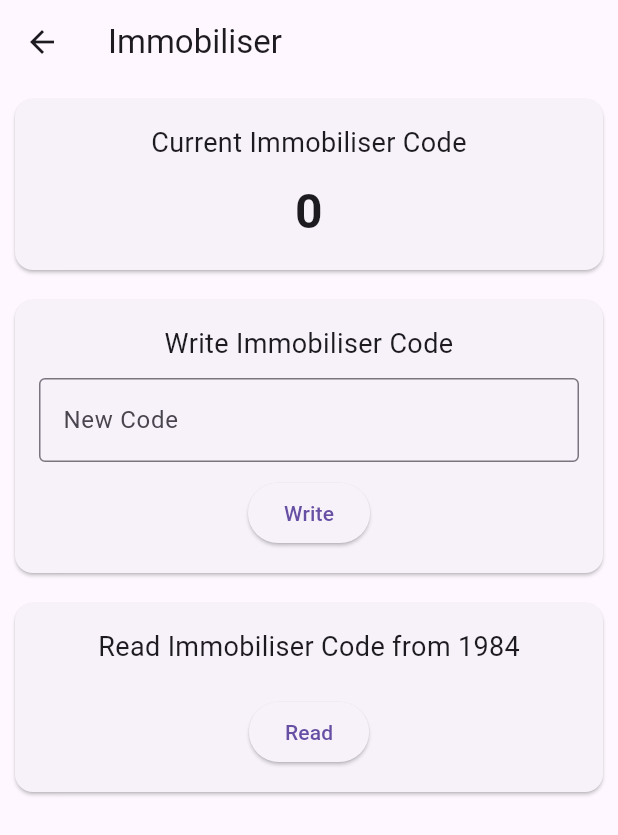
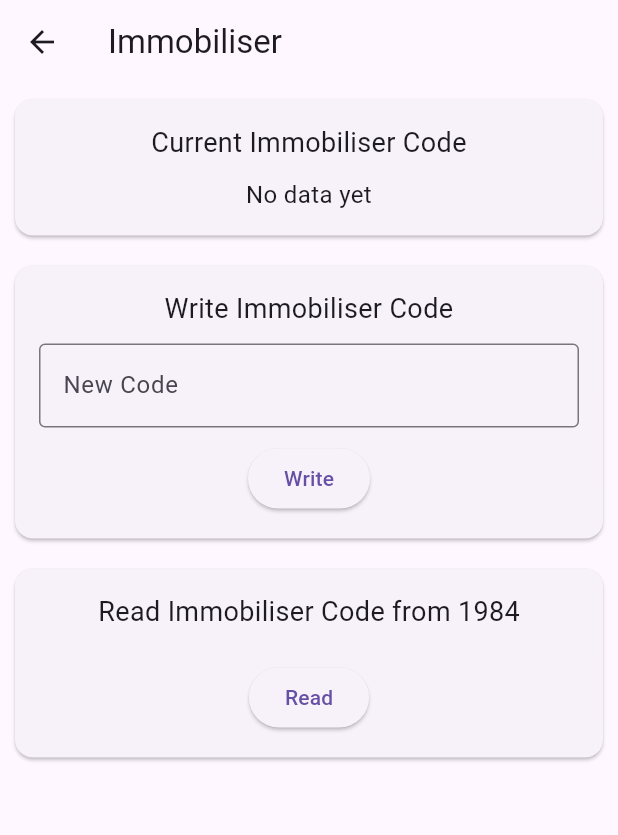
Before and after one commit to ta264/Cobra6422, a Flutter app: the ImmobiliserPage screen opened directly with empty values, on a phone screen of 412 x 824 dp. Shown: the top 835 px of the screen. Run offline on Flutter 3.47's test engine with Material 3 defaults, Android fonts, the light colour scheme and no system bars; our stand-ins replace file_picker, flutter_blue_plus, share_plus.

Commit message:
Don't show 0 immob code

```diff
--- a/jolly_programmer_frontend/lib/immobiliser_page.dart
+++ b/jolly_programmer_frontend/lib/immobiliser_page.dart
@@ -52,6 +52,12 @@ class _ImmobiliserPageState extends State<ImmobiliserPage> {
                   stream: widget.bleManager.immobiliserStream,
                   initialData: widget.bleManager.latestImmobiliserCode,
                   builder: (context, snapshot) {
+                    String text = snapshot.data! == 0
+                        ? 'No data yet'
+                        : snapshot.data!.toString();
+                    TextStyle? style = snapshot.data! == 0
+                        ? TextStyle(fontSize: 16)
+                        : TextStyle(fontSize: 32, fontWeight: FontWeight.bold);
                     return Column(
                       mainAxisAlignment: MainAxisAlignment.center,
                       children: [
@@ -62,9 +68,8 @@ class _ImmobiliserPageState extends State<ImmobiliserPage> {
                         ),
                         SizedBox(height: 10),
                         Text(
-                          snapshot.data!.toString(),
-                          style: TextStyle(
-                              fontSize: 32, fontWeight: FontWeight.bold),
+                          text,
+                          style: style,
                           textAlign: TextAlign.center,
                         ),
                       ],
```
